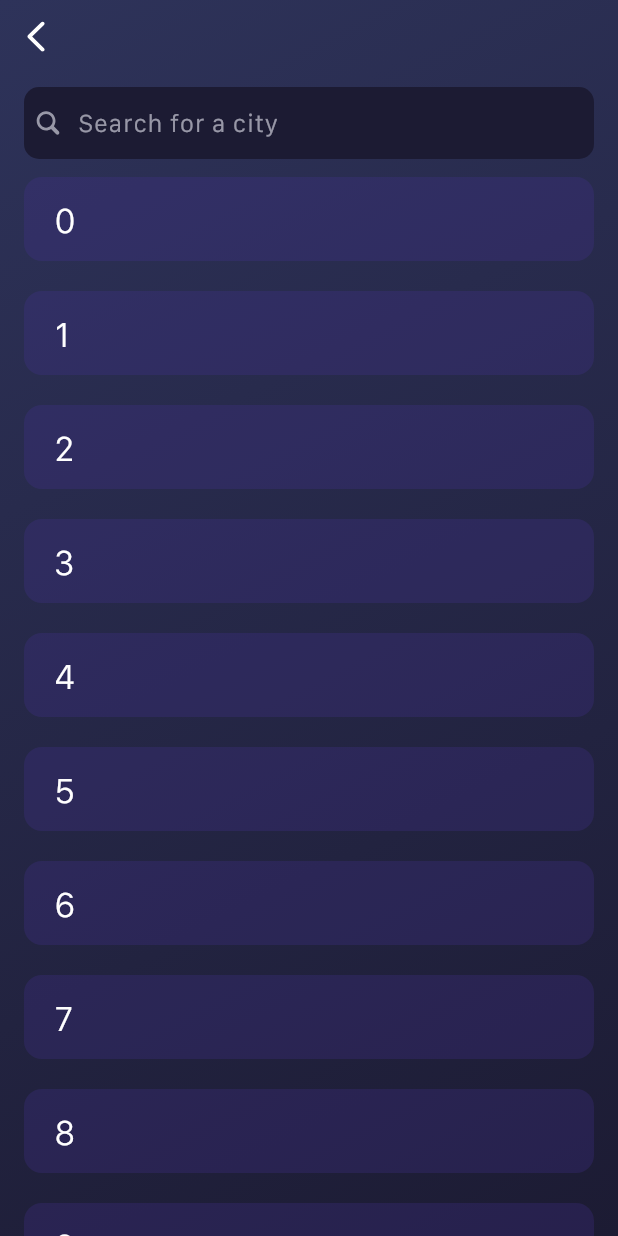
After one commit to OrtexIsArtem/flutter_weather_app, a Flutter app: the screen it shows after launch, after a tap on an icon or button, on a phone screen of 412 x 824 dp. The commit adds this screen. Run offline on Flutter 3.47's test engine with Material 3 defaults, Android fonts, the light colour scheme and no system bars; our stand-ins replace flutter_svg; project files that could hold a hidden picture were left out.

Commit message:
search page ui

```diff
--- a/lib/constants/app_colors.dart
+++ b/lib/constants/app_colors.dart
@@ -7,4 +7,7 @@ final class AppColors {
   static const Color secondary = Color(0xFFEBEBF5);
   static const Color primaryIcon = Color(0xFFFFFFFF);
   static const Color grayText = Color(0xFFa7abc5);
+  static const Color bgPrimary = Color(0xFF2E335A);
+  static const Color bgSecondary = Color(0xFF1C1B33);
+  static Color cityTileBg = const Color(0xFF48319D).withOpacity(.24);
 }
--- a/lib/feature/presentation/pages/home_page/home_page.dart
+++ b/lib/feature/presentation/pages/home_page/home_page.dart
@@ -1,5 +1,6 @@
 import 'package:flutter/material.dart';
 import 'package:flutter_weather_app/constants/app_colors.dart';
+import 'package:flutter_weather_app/feature/presentation/pages/search_page/search_page.dart';
 import 'package:flutter_weather_app/feature/presentation/widgets/widgets.dart';
 import 'package:flutter_weather_app/utils/app_icons.dart';
 import 'package:flutter_weather_app/utils/app_images.dart';
--- a/lib/feature/presentation/pages/home_page/widgets/search_button.dart
+++ b/lib/feature/presentation/pages/home_page/widgets/search_button.dart
@@ -1,14 +1,17 @@
 part of '../home_page.dart';
 
 class _SearchButton extends StatelessWidget {
-  const _SearchButton ();
+  const _SearchButton();
 
   @override
   Widget build(BuildContext context) {
     return Align(
       alignment: Alignment.centerRight,
       child: IconButton(
-        onPressed: () {},
+        onPressed: () {
+          Navigator.push(
+              context, MaterialPageRoute(builder: (_) => const SearchPage()));
+        },
         icon: const AppSvg(
           path: AppIcons.search,
         ),
--- /dev/null
+++ b/lib/feature/presentation/pages/search_page/background_page_wrapper.dart
@@ -0,0 +1,27 @@
+part of 'search_page.dart';
+
+class _BackgroundPageWrapper extends StatelessWidget {
+  const _BackgroundPageWrapper({
+    required this.child,
+  });
+
+  final Widget child;
+
+  @override
+  Widget build(BuildContext context) {
+    return Scaffold(
+      body: Container(
+        decoration: const BoxDecoration(
+          gradient: LinearGradient(
+            begin: Alignment.topLeft,
+            end: Alignment.bottomRight,
+            colors: [AppColors.bgPrimary, AppColors.bgSecondary],
+          ),
+        ),
+        child: SafeArea(
+          child: child,
+        ),
+      ),
+    );
+  }
+}
--- /dev/null
+++ b/lib/feature/presentation/pages/search_page/search_page.dart
@@ -0,0 +1,49 @@
+import 'package:flutter/material.dart';
+import 'package:flutter_weather_app/constants/app_colors.dart';
+import 'package:flutter_weather_app/feature/presentation/pages/search_page/widgets/city_tile.dart';
+import 'package:flutter_weather_app/feature/presentation/widgets/widgets.dart';
+import 'package:flutter_weather_app/utils/app_icons.dart';
+
+part 'background_page_wrapper.dart';
+
+part 'widgets/search_widget.dart';
+
+part 'widgets/city_list.dart';
+
+class SearchPage extends StatelessWidget {
+  const SearchPage({super.key});
+
+  @override
+  Widget build(BuildContext context) {
+    return _BackgroundPageWrapper(
+      child: Column(
+        crossAxisAlignment: CrossAxisAlignment.stretch,
+        children: [
+          Align(
+            alignment: Alignment.centerLeft,
+            child: IconButton(
+              onPressed: () {},
+              icon: const AppSvg(path: AppIcons.back),
+            ),
+          ),
+          const SizedBox(height: 10),
+          const Expanded(
+            child: Padding(
+              padding: EdgeInsets.symmetric(horizontal: 16),
+              child: Column(
+                crossAxisAlignment: CrossAxisAlignment.stretch,
+                children: [
+                  _SearchWidget(),
+                  SizedBox(height: 12),
+                  Expanded(
+                    child: _CityList(),
+                  ),
+                ],
+              ),
+            ),
+          )
+        ],
+      ),
+    );
+  }
+}
--- /dev/null
+++ b/lib/feature/presentation/pages/search_page/widgets/city_list.dart
@@ -0,0 +1,21 @@
+part of '../search_page.dart';
+
+class _CityList extends StatelessWidget {
+  const _CityList();
+
+  @override
+  Widget build(BuildContext context) {
+    return ListView.builder(
+      itemCount: 20,
+      itemBuilder: (_, index) {
+        return Padding(
+          padding: const EdgeInsets.only(bottom: 20),
+          child: CityTile(
+            cityName: '$index',
+            onTap: () {},
+          ),
+        );
+      },
+    );
+  }
+}
--- /dev/null
+++ b/lib/feature/presentation/pages/search_page/widgets/city_tile.dart
@@ -0,0 +1,39 @@
+import 'package:flutter/material.dart';
+import 'package:flutter_weather_app/constants/app_colors.dart';
+
+class CityTile extends StatelessWidget {
+  const CityTile({
+    super.key,
+    required this.cityName,
+    required this.onTap,
+  });
+
+  final String cityName;
+  final VoidCallback onTap;
+
+  @override
+  Widget build(BuildContext context) {
+    return Material(
+      color: AppColors.cityTileBg,
+      borderRadius: BorderRadius.circular(12),
+      clipBehavior: Clip.hardEdge,
+      child: InkWell(
+        onTap: onTap,
+        child: Padding(
+          padding: const EdgeInsets.symmetric(
+            horizontal: 20,
+            vertical: 11,
+          ),
+          child: Text(
+            cityName,
+            style: const TextStyle(
+              fontFamily: 'SFCompact',
+              fontSize: 24,
+              color: AppColors.primary,
+            ),
+          ),
+        ),
+      ),
+    );
+  }
+}
--- /dev/null
+++ b/lib/feature/presentation/pages/search_page/widgets/search_widget.dart
@@ -0,0 +1,23 @@
+part of '../search_page.dart';
+
+class _SearchWidget extends StatelessWidget {
+  const _SearchWidget();
+
+  @override
+  Widget build(BuildContext context) {
+    return TextFormField(
+      style: const TextStyle(
+        fontSize: 17,
+      ),
+      decoration: InputDecoration(
+        hintText: 'Search for a city',
+        prefixIconConstraints: const BoxConstraints(maxWidth: 36, minWidth: 32),
+        prefixIcon: AppSvg(
+          path: AppIcons.search,
+          color: AppColors.secondary.withOpacity(0.6),
+          size: 16,
+        ),
+      ),
+    );
+  }
+}
--- a/lib/feature/presentation/widgets/app_svg.dart
+++ b/lib/feature/presentation/widgets/app_svg.dart
@@ -7,16 +7,20 @@ class AppSvg extends StatelessWidget {
     super.key,
     required this.path,
     this.color = AppColors.primaryIcon,
+    this.size,
   });
 
   final String path;
   final Color color;
+  final double? size;
 
   @override
   Widget build(BuildContext context) {
     return SvgPicture.asset(
       path,
       colorFilter: ColorFilter.mode(color, BlendMode.srcIn),
+      width: size,
+      height: size,
     );
   }
 }
--- a/lib/theme/app_theme.dart
+++ b/lib/theme/app_theme.dart
@@ -23,6 +23,14 @@ final class AppTheme {
       inputDecorationTheme: InputDecorationTheme(
         border: AppTheme.border,
         suffixIconColor: AppColors.secondary,
+        fillColor: AppColors.bgSecondary,
+        filled: true,
+        contentPadding: const EdgeInsets.symmetric(vertical: 11),
+        hintStyle: TextStyle(
+          fontFamily: 'SFCompact',
+          fontSize: 17,
+          color: AppColors.secondary.withOpacity(0.6),
+        ),
       ),
     );
   }
--- a/lib/utils/app_icons.dart
+++ b/lib/utils/app_icons.dart
@@ -4,4 +4,5 @@ final class AppIcons {
   static const String _path = 'assets/icons';
 
   static const String search = '$_path/search.svg';
+  static const String back = '$_path/back_icon.svg';
 }
--- a/pubspec.yaml
+++ b/pubspec.yaml
@@ -10,7 +10,6 @@ environment:
 dependencies:
   flutter:
     sdk: flutter
-  cupertino_icons: ^1.0.2
   flutter_svg: ^2.0.10+1
 
 dev_dependencies:
```
Also changed, not shown: assets/icons/back_icon.svg (added), lib/feature/presentation/pages/search_page.dart (deleted), pubspec.lock.
